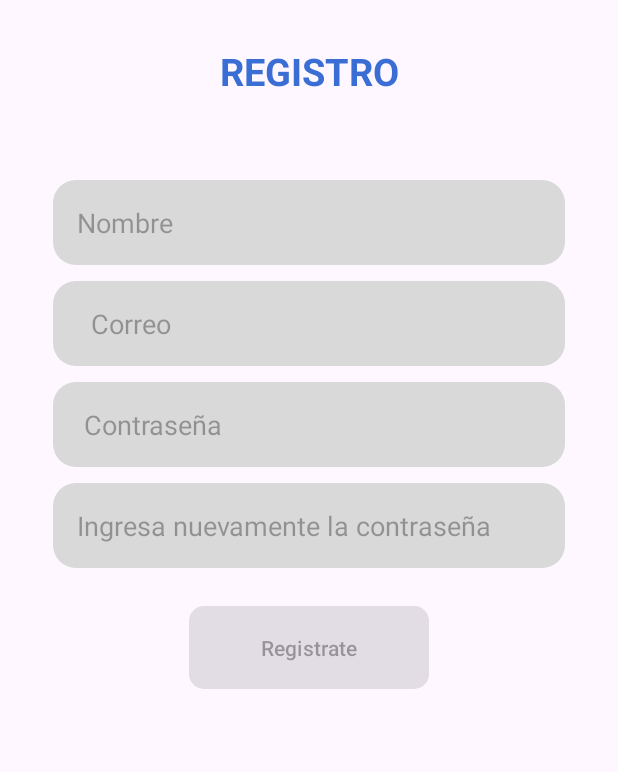
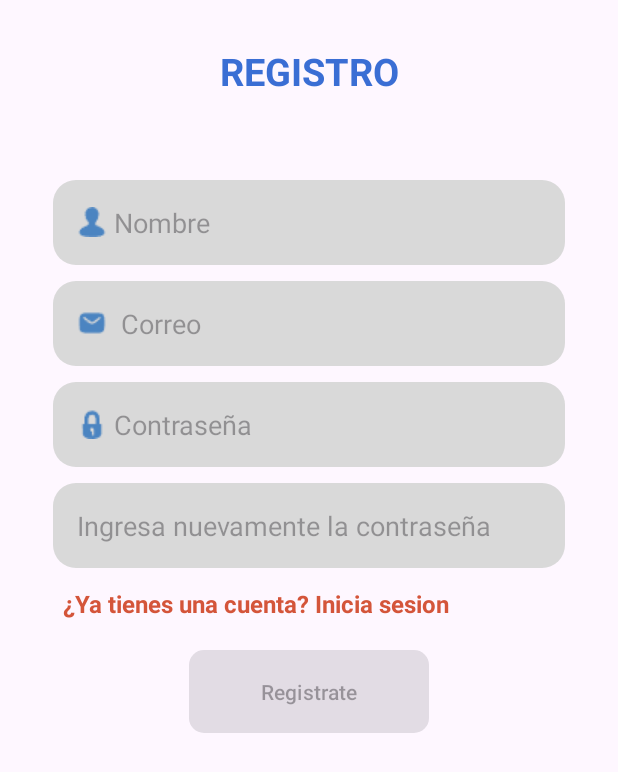
Before and after one commit to natyvcodes/education-app-cop16, an Android app: the screen it shows after launch (RegisterActivity), after a tap on "¿No tienes una cuenta?", on a phone screen of 412 x 824 dp. Shown: the top 772 px of the screen. Run offline under Robolectric (Android 15) with nearby library versions, the phone set to English and light mode, and no system bars.

```diff
--- a/app/src/main/java/com/grupo1/myapp/data/LoginDataSource.java
+++ b/app/src/main/java/com/grupo1/myapp/data/LoginDataSource.java
@@ -2,6 +2,7 @@ package com.grupo1.myapp.data;
 
 import static androidx.core.content.ContextCompat.startActivity;
 
+import com.grupo1.myapp.SettingsActivity;
 import com.grupo1.myapp.data.model.LoggedInUser;
 
 import java.io.IOException;
@@ -10,16 +11,18 @@ import java.io.IOException;
  * Class that handles authentication w/ login credentials and retrieves user information.
  */
 import android.annotation.SuppressLint;
+import android.content.Intent;
 import android.database.Cursor;
 import android.database.sqlite.SQLiteDatabase;
 import android.database.sqlite.SQLiteOpenHelper;
+import android.util.Log;
 
 
 public class LoginDataSource {
 
     private SQLiteOpenHelper dbHelper;
-    private String nombre;
-    private String correo;
+    public static String nombre;
+    public static String correo;
     public LoginDataSource(SQLiteOpenHelper dbHelper) {
         this.dbHelper = dbHelper;
     }
@@ -32,11 +35,11 @@ public class LoginDataSource {
         try {
             cursor = db.rawQuery(query, new String[]{username, password});
             if (cursor.moveToFirst()) {
+                nombre = cursor.getString(cursor.getColumnIndex("nombre"));
+                correo = cursor.getString(cursor.getColumnIndex("email"));
                 @SuppressLint("Range") LoggedInUser loggedInUser = new LoggedInUser(
                         cursor.getString(cursor.getColumnIndex("id")),
                         cursor.getString(cursor.getColumnIndex("nombre")));
-                nombre = cursor.getString(cursor.getColumnIndex("nombre"));
-                correo = cursor.getString(cursor.getColumnIndex("email"));
                 return new Result.Success<>(loggedInUser);
             } else {
                 return new Result.Error(new IOException("Username or password incorrect"));
--- a/app/src/main/java/com/grupo1/myapp/ui/login/LoginActivity.java
+++ b/app/src/main/java/com/grupo1/myapp/ui/login/LoginActivity.java
@@ -136,7 +136,7 @@ public class LoginActivity extends AppCompatActivity {
             @Override
             public void onClick(View v) {
                 loadingProgressBar.setVisibility(View.VISIBLE);
-                loginViewModel.login(usernameEditText.getText().toString(),
+                loginViewModel.login(usernameEditText.getText().toString().toLowerCase(),
                         passwordEditText.getText().toString());
             }
         });
--- a/app/src/main/java/com/grupo1/myapp/ui/register/RegisterActivity.java
+++ b/app/src/main/java/com/grupo1/myapp/ui/register/RegisterActivity.java
@@ -149,4 +149,8 @@ public class RegisterActivity extends AppCompatActivity {
     private void showRegisterFailed(@StringRes Integer errorString) {
         Toast.makeText(getApplicationContext(), errorString, Toast.LENGTH_SHORT).show();
     }
+    public void login(View view){
+        Intent intent = new Intent(RegisterActivity.this, LoginActivity.class);
+        startActivity(intent);
+    }
 }
--- a/app/src/main/java/database/DatabaseHelper.java
+++ b/app/src/main/java/database/DatabaseHelper.java
@@ -97,7 +97,7 @@ public class DatabaseHelper extends SQLiteOpenHelper {
             db = this.getWritableDatabase();
             ContentValues value = new ContentValues();
             value.put("nombre", nombre);
-            value.put("email", email);
+            value.put("email", email.toLowerCase());
             value.put("contrasena", contrasena);
 
             long result = db.insert("usuario", null, value);
--- a/app/src/main/res/layout/activity_register.xml
+++ b/app/src/main/res/layout/activity_register.xml
@@ -30,6 +30,7 @@
             android:autofillHints="name"
             android:hint="@string/r_placeholder_name"
             android:inputType="text"
+            android:drawableLeft="@drawable/user"
             android:selectAllOnFocus="true"
             android:background="@drawable/edit_text_shape"
             android:layout_margin="5dp"/>
@@ -38,6 +39,7 @@
             android:layout_width="match_parent"
             android:layout_height="wrap_content"
             android:hint="@string/prompt_email"
+            android:drawableLeft="@drawable/input_email"
             android:inputType="textEmailAddress"
             android:selectAllOnFocus="true"
             android:background="@drawable/edit_text_shape"
@@ -50,6 +52,7 @@
             android:hint="@string/prompt_password"
             android:background="@drawable/edit_text_shape"
             android:imeActionLabel="@string/action_sign_in_short"
+            android:drawableLeft="@drawable/input_lock"
             android:imeOptions="actionDone"
             android:inputType="textPassword"
             android:selectAllOnFocus="true"
@@ -66,6 +69,17 @@
             android:selectAllOnFocus="true"
             android:background="@drawable/edit_text_shape"
             android:layout_margin="5dp"/>
+        <TextView
+            android:layout_width="wrap_content"
+            android:layout_height="wrap_content"
+            android:text="¿Ya tienes una cuenta? Inicia sesion"
+            android:textStyle="bold"
+            android:onClick="login"
+            android:layout_marginTop="7dp"
+            android:textSize="16dp"
+            android:layout_marginLeft="12dp"
+            android:textColor="@color/Red"
+            />
 
         <Button
             android:id="@+id/register"
--- a/app/src/main/res/values/strings.xml
+++ b/app/src/main/res/values/strings.xml
@@ -15,11 +15,11 @@
 
     <!-- Texto de Register-->
     <string name="title_register">REGISTRO</string>
-    <string name="r_placeholder_name">Nombre</string>
+    <string name="r_placeholder_name">\u00A0Nombre</string>
     <string name="prompt_password">\u00A0Contraseña</string>
     <string name="register_failed">"Register failed"</string>
     <string name="title_activity_login">LoginActivity</string>
-    <string name="login_failed">"Login failed"</string>
+    <string name="login_failed">"Error en usuario y/o contraseña"</string>
     <string name="title_activity_settings">SettingsActivity</string>
 
     <!-- Preference Titles -->
@@ -29,7 +29,6 @@
     <!-- Messages Preferences -->
     <string name="signature_title">Your signature</string>
     <string name="reply_title">Default reply action</string>
-
     <!-- Sync Preferences -->
     <string name="sync_title">Sync email periodically</string>
     <string name="attachment_title">Download incoming attachments</string>
```
Also changed, not shown: app/src/main/java/com/grupo1/myapp/SettingsActivity.java (+7 -1 lines), app/src/main/res/drawable/user.png (added).
